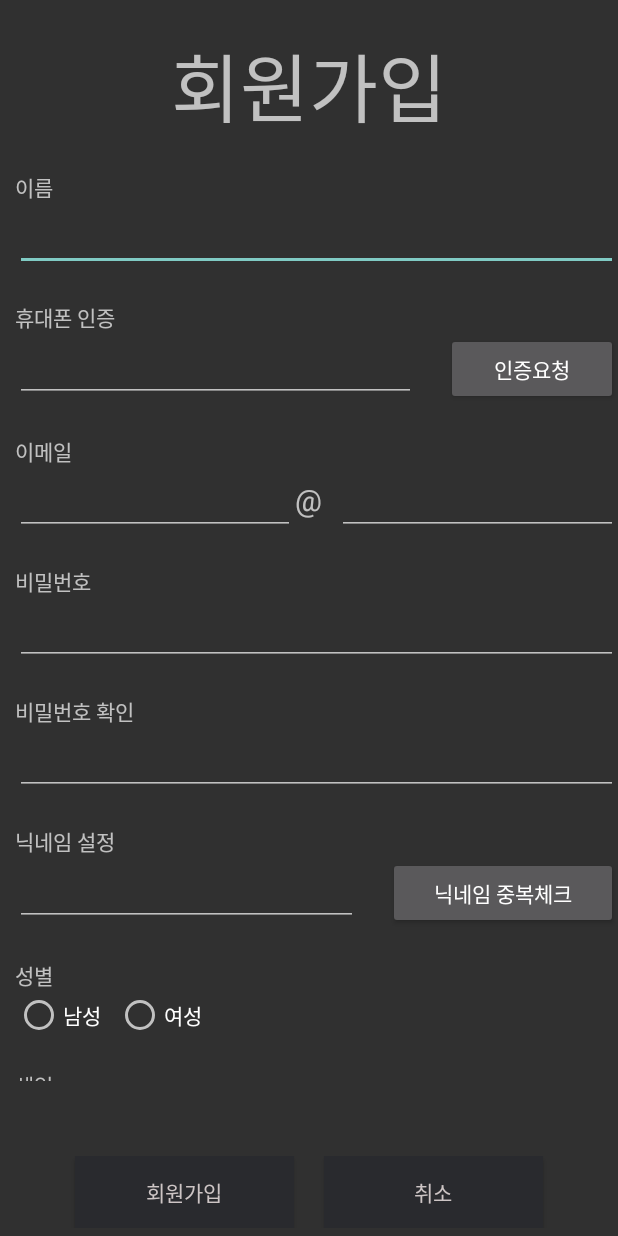
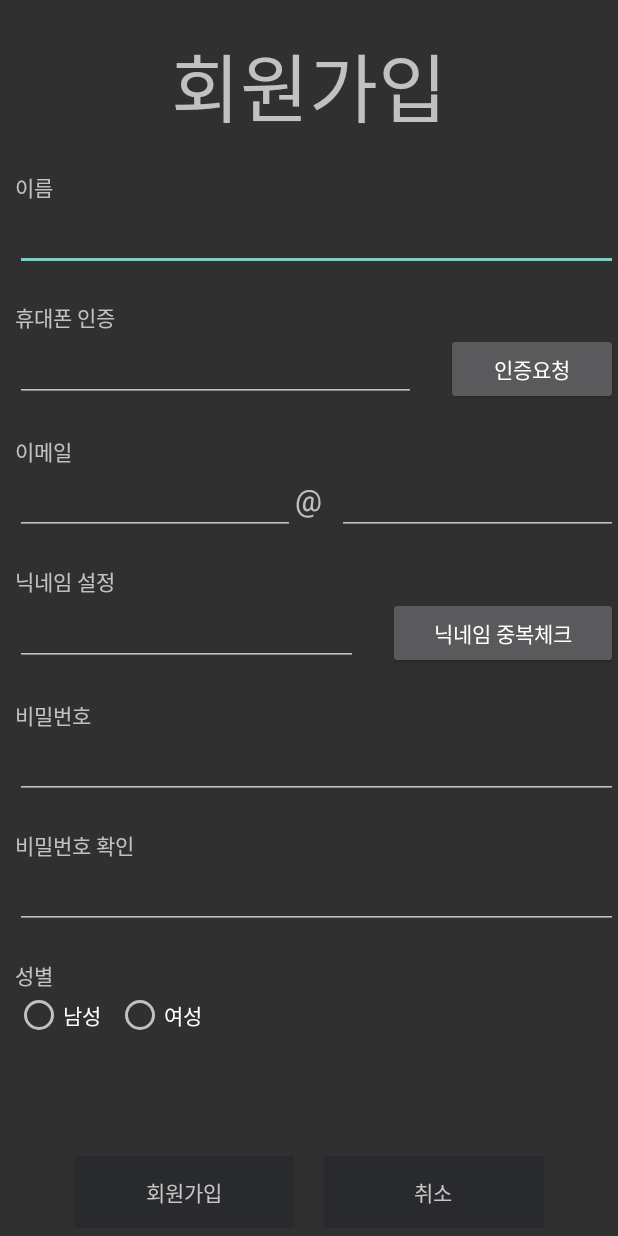
Before and after one commit to wonkyoungChoi/CapstonDesign, an Android app: the SignUpActivity screen opened directly, with no data from a screen before it, after a tap on "회원가입", on a phone screen of 412 x 824 dp. Run offline under Robolectric (Android 15) with nearby library versions, the phone set to English and light mode, and no system bars; 1 statement that could not run was skipped.

Commit message:
자취왕 로그인&회원가입 구현중 회원가입 -> 직접 회원가입은 가능(데이터베이스 구현중) But 네이버 로그인, 카카오 로그인 시 회원가입으로 연결 X
페이스북 로그인 구현 예정

```diff
--- a/app/src/main/java/com/example/capstondesign/controller/SignUpActivity.java
+++ b/app/src/main/java/com/example/capstondesign/controller/SignUpActivity.java
@@ -11,6 +11,7 @@ import android.widget.RadioButton;
 import android.widget.RadioGroup;
 import android.widget.Toast;
 
+import androidx.annotation.IdRes;
 import androidx.appcompat.app.AppCompatActivity;
 
 import com.example.capstondesign.R;
@@ -26,6 +27,7 @@ import java.net.URL;
 public class SignUpActivity extends AppCompatActivity {
     EditText name, phone_num, password, nickname, passwordCheck, email_front, email_end;
     RadioGroup sex;
+    RadioButton radioButton;
     Button sign_up, cancel;
 
     @Override
@@ -33,48 +35,67 @@ public class SignUpActivity extends AppCompatActivity {
         super.onCreate(savedInstanceState);
         setContentView(R.layout.signup_page);
 
-        name = findViewById(R.id.name);
-        email_front = findViewById(R.id.email_front);
-        email_end = findViewById(R.id.email_end);
-        phone_num = findViewById(R.id.phone_num);
-        sex = findViewById(R.id.sex);
-        password = findViewById(R.id.password);
-        passwordCheck = findViewById(R.id.password_check);
-        nickname = findViewById(R.id.nickname);
-        sign_up = findViewById(R.id.sign_up);
-        cancel = findViewById(R.id.cancel);
+        name = (EditText) findViewById(R.id.name);
+        email_front = (EditText) findViewById(R.id.email_front);
+        email_end = (EditText) findViewById(R.id.email_end);
+        phone_num = (EditText) findViewById(R.id.phone_num);
+        sex = (RadioGroup) findViewById(R.id.sex);
+        password = (EditText) findViewById(R.id.password);
+        passwordCheck = (EditText) findViewById(R.id.password_check);
+        nickname = (EditText) findViewById(R.id.nickname);
+        sign_up = (Button) findViewById(R.id.sign_up);
+        cancel = (Button) findViewById(R.id.cancel);
+
+        sex.setOnCheckedChangeListener(new RadioGroup.OnCheckedChangeListener() {
+            @Override
+            public void onCheckedChanged(RadioGroup group, int checkedId) {
+                radioButton = (RadioButton) findViewById(checkedId);
+                Toast.makeText(getApplicationContext() , radioButton.getText(), Toast.LENGTH_SHORT).show();
+            }
+        });
+
 
         sign_up.setOnClickListener(new View.OnClickListener() {
             @Override
             public void onClick(View v) {
                 String username = name.getText().toString();
-                String useremail = email_front.getText().toString() + "@" + email_end.getText().toString();
+                String useremail_front = email_front.getText().toString();
+                String useremail_end = email_end.getText().toString();
+                String userNum = phone_num.getText().toString();
+                String userNickname = nickname.getText().toString();
+                String usersex = radioButton.getText().toString();
                 String userPassword = password.getText().toString();
-                String userNickname = nickname.getText().toString();
                 String passwordcheck = passwordCheck.getText().toString();
-                String userPhonenum = phone_num.getText().toString();
-                if(username.trim().length()>0 && useremail.trim().length()>0 && useremail.trim().length()>0  && userPassword.trim().length()>0 && userNickname.trim().length()>0
-                        && userPassword.equals(passwordcheck)) {
+
+                if(username.trim().length()>0 && useremail_front.trim().length()>0 && useremail_end.trim().length()>0  && userPassword.trim().length()>0
+                        && userNickname.trim().length()>0 && userPassword.equals(passwordcheck) && usersex.trim().length()>0) {
                     try {
                         String result;
                         CustomTask task = new CustomTask();
-                        result = task.execute(username, useremail, userNickname ,userPassword, userNickname, userPhonenum).get();
-                        if(result.contains("sameNickEmail")) {
-                            Toast.makeText(getApplicationContext(), "아이디, 닉네임, 이메일 중복", Toast.LENGTH_SHORT).show();
-                        }  else if (result.contains("sameNick/")) {
+                        result = task.execute(username, userNum, useremail_front, useremail_end, userNickname ,userPassword, userNickname).get();
+                        if(result.contains("sameNumNickEmail")) {
+                            Toast.makeText(getApplicationContext(), "폰번호, 닉네임, 이메일 중복", Toast.LENGTH_SHORT).show();
+                        } else if (result.contains("sameNum/")){
+                            Toast.makeText(getApplicationContext(), "폰번호 중복", Toast.LENGTH_SHORT).show();
+                        } else if (result.contains("sameNick/")) {
                             Toast.makeText(getApplicationContext(), "닉네임 중복", Toast.LENGTH_SHORT).show();
                         } else if (result.contains("sameEmail/")) {
                             Toast.makeText(getApplicationContext(), "이메일 중복", Toast.LENGTH_SHORT).show();
-                        }   else if (result.contains("sameNickEmail/")) {
-                            Log.d("값", userPassword + userNickname);
+                        } else if (result.contains("sameNumNick/")) {
+                            Toast.makeText(getApplicationContext(), "폰번호, 닉네임 중복", Toast.LENGTH_SHORT).show();
+                        } else if (result.contains("sameNumEmail/")) {
+                            Toast.makeText(getApplicationContext(), "폰번호, 이메일 중복", Toast.LENGTH_SHORT).show();
+                        } else if (result.contains("sameNickEmail/")) {
+                            Log.d("값", userNum + userPassword + userNickname);
                             Log.d("리턴 값", result);
                             Toast.makeText(getApplicationContext(), "닉네임, 이메일 중복", Toast.LENGTH_SHORT).show();
-                        } else {
-                            Log.d("값", userPassword + userNickname);
+                        }
+                        else {
+                            Log.d("값", userNum + userPassword + userNickname);
                             Toast.makeText(getApplicationContext(), "회원가입 완료", Toast.LENGTH_SHORT).show();
                             Log.d("리턴 값", result);
-                            Intent intent = new Intent(getApplicationContext(), Fragment_main.class);
-                            startActivity(intent);
+                            //Intent intent = new Intent(getApplicationContext(), Fragment_main.class);
+                            //startActivity(intent);
                             finish();
                         }
 
@@ -106,12 +127,13 @@ public class SignUpActivity extends AppCompatActivity {
         protected String doInBackground(String... strings) {
             try {
                 String str;
-                URL url = new URL("http://192.168.0.15:8080/regist.jsp");
+                URL url = new URL("http://192.168.0.15:8080/sign_up.jsp");
                 HttpURLConnection conn = (HttpURLConnection) url.openConnection();
                 conn.setRequestProperty("Content-Type", "application/x-www-form-urlencoded");
                 conn.setRequestMethod("POST");
                 OutputStreamWriter osw = new OutputStreamWriter(conn.getOutputStream());
-                sendMsg = "name="+strings[0]+"&email="+strings[1]+"&id="+strings[2]+"&pwd="+strings[3]+"&nick="+strings[4];
+                sendMsg = "name="+strings[0]+"&phone_num="+strings[1]+"&email_front="+strings[2]+"&email_end="+strings[3]+"&nick="+strings[4]
+                        +"&pwd="+strings[5] +"&sex="+strings[6];
                 osw.write(sendMsg);
                 osw.flush();
                 if(conn.getResponseCode() == conn.HTTP_OK) {
--- a/app/src/main/res/layout/signup_page.xml
+++ b/app/src/main/res/layout/signup_page.xml
@@ -97,6 +97,35 @@
                     android:layout_marginLeft="10dp"
                     android:layout_marginStart="10dp"/>
             </LinearLayout>
+            <TextView
+                android:layout_marginTop="20dp"
+                android:layout_width="wrap_content"
+                android:layout_height="wrap_content"
+                android:text="닉네임 설정"
+                android:layout_marginLeft="10dp"
+                android:layout_marginStart="10dp" />
+            <LinearLayout
+                android:layout_width="match_parent"
+                android:layout_height="wrap_content"
+                android:weightSum="1"
+                android:orientation="horizontal">
+                <EditText
+                    android:id="@+id/nickname"
+                    android:layout_weight="0.6"
+                    android:layout_width="0dp"
+                    android:layout_height="wrap_content"
+                    android:layout_marginLeft="10dp"
+                    android:layout_marginStart="10dp"
+                    android:layout_marginRight="20dp"
+                    android:layout_marginEnd="20dp" />
+                <Button
+                    android:id="@+id/nick_check"
+                    android:layout_weight="0.4"
+                    android:layout_width="0dp"
+                    android:layout_height="wrap_content"
+                    android:text="닉네임 중복체크"/>
+            </LinearLayout>
+
 
             <TextView
                 android:layout_marginTop="20dp"
@@ -127,34 +156,6 @@
                 android:layout_marginLeft="10dp"
                 android:layout_marginStart="10dp"/>
 
-            <TextView
-                android:layout_marginTop="20dp"
-                android:layout_width="wrap_content"
-                android:layout_height="wrap_content"
-                android:text="닉네임 설정"
-                android:layout_marginLeft="10dp"
-                android:layout_marginStart="10dp" />
-            <LinearLayout
-                android:layout_width="match_parent"
-                android:layout_height="wrap_content"
-                android:weightSum="1"
-                android:orientation="horizontal">
-                <EditText
-                    android:id="@+id/nickname"
-                    android:layout_weight="0.6"
-                    android:layout_width="0dp"
-                    android:layout_height="wrap_content"
-                    android:layout_marginLeft="10dp"
-                    android:layout_marginStart="10dp"
-                    android:layout_marginRight="20dp"
-                    android:layout_marginEnd="20dp" />
-                <Button
-                    android:id="@+id/nick_check"
-                    android:layout_weight="0.4"
-                    android:layout_width="0dp"
-                    android:layout_height="wrap_content"
-                    android:text="닉네임 중복체크"/>
-            </LinearLayout>
 
 
             <LinearLayout
@@ -190,21 +191,6 @@
 
                 </RadioGroup>
             </LinearLayout>
-
-
-            <TextView
-                android:layout_marginTop="20dp"
-                android:layout_width="wrap_content"
-                android:layout_height="wrap_content"
-                android:layout_marginLeft="10dp"
-                android:layout_marginStart="10dp"
-                android:text="생일"/>
-            <EditText
-                android:id="@+id/birth"
-                android:layout_width="match_parent"
-                android:layout_height="wrap_content"
-                android:layout_marginLeft="10dp"
-                android:layout_marginStart="10dp"/>
         </LinearLayout>
     </ScrollView>
 
```
